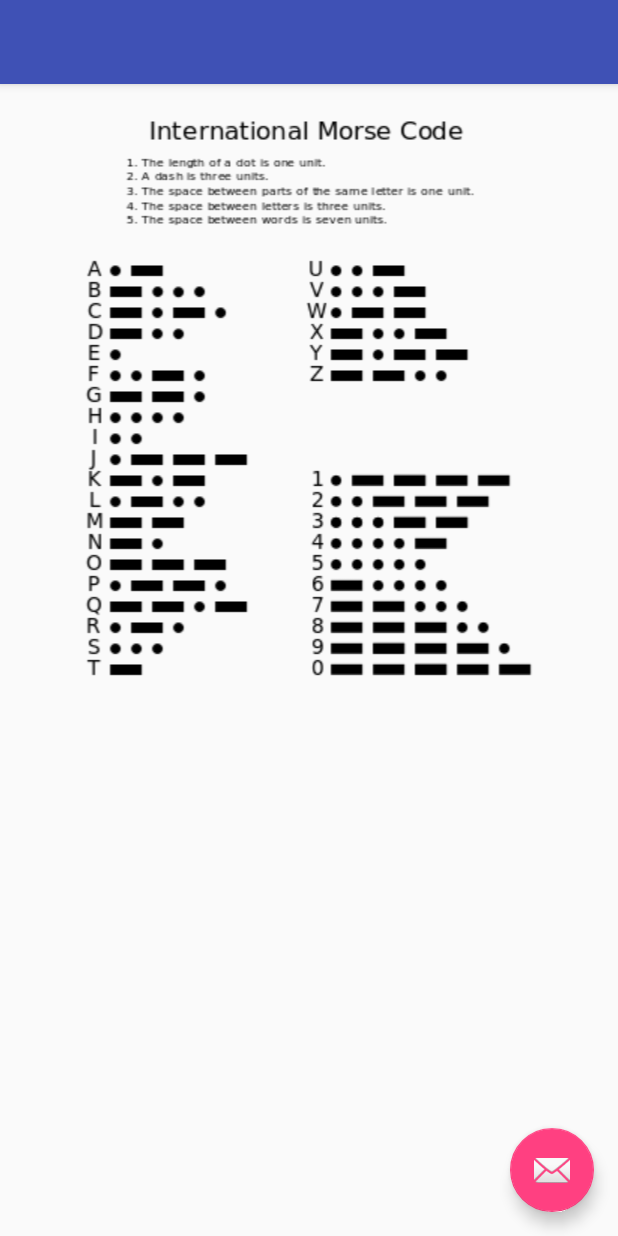
After one commit to richmao/Hack-UCSC-2016, an Android app: the ConversionTableActivity screen opened directly, with no data from a screen before it, on a phone screen of 412 x 824 dp. The commit adds this screen. Run offline under Robolectric (Android 15) with nearby library versions, the phone set to English and light mode, and no system bars.

Commit message:
added conversion table

```diff
--- a/UniversalCommunicator/app/src/main/AndroidManifest.xml
+++ b/UniversalCommunicator/app/src/main/AndroidManifest.xml
@@ -34,6 +34,10 @@
             android:name=".SendActivity"
             android:label="@string/title_activity_send"
             android:theme="@style/AppTheme.NoActionBar" />
+        <activity
+            android:name=".ConversionTableActivity"
+            android:label="@string/title_activity_conversion_table"
+            android:theme="@style/AppTheme.NoActionBar"></activity>
     </application>
 
 </manifest>
--- /dev/null
+++ b/UniversalCommunicator/app/src/main/java/com/rjvproj/universalcommunicator/ConversionTableActivity.java
@@ -0,0 +1,24 @@
+package com.rjvproj.universalcommunicator;
+
+import android.content.Context;
+import android.content.Intent;
+import android.os.Bundle;
+import android.support.design.widget.FloatingActionButton;
+import android.support.design.widget.Snackbar;
+import android.support.v7.app.AppCompatActivity;
+import android.support.v7.widget.Toolbar;
+import android.view.LayoutInflater;
+import android.view.View;
+
+public class ConversionTableActivity extends AppCompatActivity {
+
+    @Override
+    protected void onCreate(Bundle savedInstanceState) {
+        super.onCreate(savedInstanceState);
+       setContentView(R.layout.activity_conversion_table);
+        Intent intent = getIntent();
+
+
+    }
+
+}
--- a/UniversalCommunicator/app/src/main/java/com/rjvproj/universalcommunicator/MainActivity.java
+++ b/UniversalCommunicator/app/src/main/java/com/rjvproj/universalcommunicator/MainActivity.java
@@ -102,6 +102,8 @@ public class
             Intent intent = new Intent(MainActivity.this, SendActivity.class);
             startActivity(intent);
         } else if (id == R.id.nav_gallery) {
+            Intent intent = new Intent(MainActivity.this, ConversionTableActivity.class);
+            startActivity(intent);
 
         } else if (id == R.id.nav_slideshow) {
 
--- /dev/null
+++ b/UniversalCommunicator/app/src/main/res/layout/activity_conversion_table.xml
@@ -0,0 +1,34 @@
+<?xml version="1.0" encoding="utf-8"?>
+<android.support.design.widget.CoordinatorLayout xmlns:android="http://schemas.android.com/apk/res/android"
+    xmlns:app="http://schemas.android.com/apk/res-auto"
+    xmlns:tools="http://schemas.android.com/tools"
+    android:layout_width="match_parent"
+    android:layout_height="match_parent"
+    android:fitsSystemWindows="true"
+    tools:context="com.rjvproj.universalcommunicator.ConversionTableActivity">
+
+    <android.support.design.widget.AppBarLayout
+        android:layout_width="match_parent"
+        android:layout_height="wrap_content"
+        android:theme="@style/AppTheme.AppBarOverlay">
+
+        <android.support.v7.widget.Toolbar
+            android:id="@+id/toolbar"
+            android:layout_width="match_parent"
+            android:layout_height="?attr/actionBarSize"
+            android:background="?attr/colorPrimary"
+            app:popupTheme="@style/AppTheme.PopupOverlay" />
+
+    </android.support.design.widget.AppBarLayout>
+
+    <include layout="@layout/content_conversion_table" />
+
+    <android.support.design.widget.FloatingActionButton
+        android:id="@+id/fab"
+        android:layout_width="wrap_content"
+        android:layout_height="wrap_content"
+        android:layout_gravity="bottom|end"
+        android:layout_margin="@dimen/fab_margin"
+        android:src="@android:drawable/ic_dialog_email" />
+
+</android.support.design.widget.CoordinatorLayout>
--- /dev/null
+++ b/UniversalCommunicator/app/src/main/res/layout/content_conversion_table.xml
@@ -0,0 +1,22 @@
+<?xml version="1.0" encoding="utf-8"?>
+<RelativeLayout xmlns:android="http://schemas.android.com/apk/res/android"
+    xmlns:app="http://schemas.android.com/apk/res-auto"
+    xmlns:tools="http://schemas.android.com/tools"
+    android:layout_width="match_parent"
+    android:layout_height="match_parent"
+    android:paddingBottom="@dimen/activity_vertical_margin"
+    android:paddingLeft="@dimen/activity_horizontal_margin"
+    android:paddingRight="@dimen/activity_horizontal_margin"
+    android:paddingTop="@dimen/activity_vertical_margin"
+    app:layout_behavior="@string/appbar_scrolling_view_behavior"
+    tools:context="com.rjvproj.universalcommunicator.ConversionTableActivity"
+    tools:showIn="@layout/activity_conversion_table">
+
+    <ImageView
+        android:layout_width="match_parent"
+        android:layout_height="wrap_content"
+        android:src="@raw/morse_code_table"
+        android:layout_alignParentTop="true"
+        android:layout_alignParentEnd="true" />
+
+</RelativeLayout>
--- a/UniversalCommunicator/app/src/main/res/menu/activity_main_drawer.xml
+++ b/UniversalCommunicator/app/src/main/res/menu/activity_main_drawer.xml
@@ -11,7 +11,9 @@
             <item
                 android:id="@+id/nav_gallery"
                 android:icon="@drawable/ic_menu_gallery"
-                android:title="Recieve" />
+                android:title="Conversion Table"
+
+                />
         </menu>
     </item>
     <item android:checkableBehavior="single"
--- a/UniversalCommunicator/app/src/main/res/values/strings.xml
+++ b/UniversalCommunicator/app/src/main/res/values/strings.xml
@@ -9,4 +9,5 @@
     <string name="title_activity_display_message">Results</string>
     <string name="title_activity_send">Enter Input</string>
     <string name="title_activity_flash_message">FlashMessageActivity</string>
+    <string name="title_activity_conversion_table">ConversionTableActivity</string>
 </resources>
```
Also changed, not shown: UniversalCommunicator/app/src/main/res/raw/morse code table.png (added), UniversalCommunicator/app/src/main/res/raw/morse_code_table.png (added).
